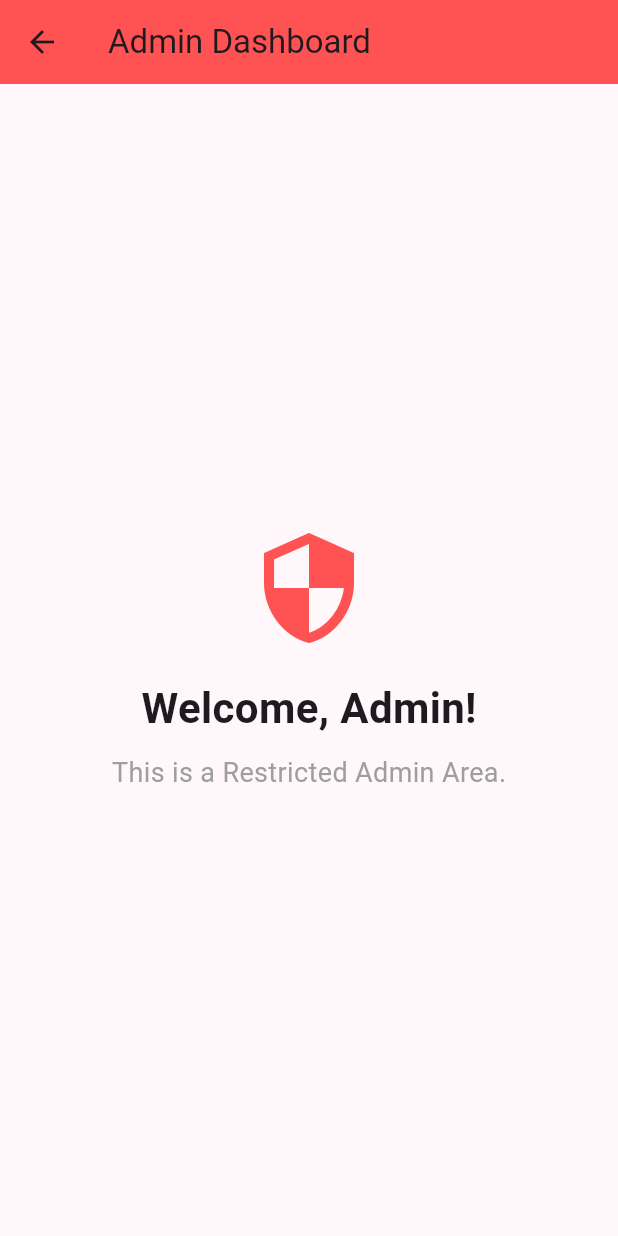
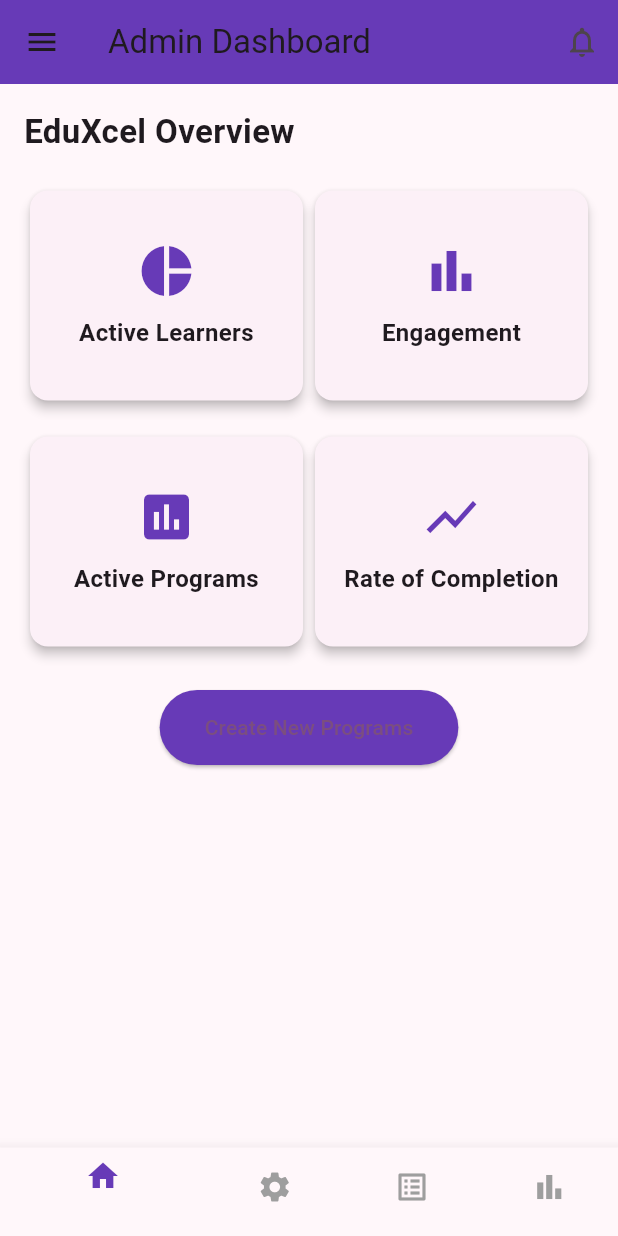
Before and after one commit to OtiliaTorgby/EduXcel, a Flutter app: the AdminPage screen opened directly, on a phone screen of 412 x 824 dp. Run offline on Flutter 3.47's test engine with Material 3 defaults, Android fonts, the phone set to English and light mode, and no system bars; our stand-ins replace cloud_firestore, device_preview, firebase_auth, firebase_core, flutter_dotenv, google_sign_in; accounts and stored records are empty.

Commit message:
Added admin dashboard

```diff
--- a/lib/admin_page.dart
+++ b/lib/admin_page.dart
@@ -1,32 +1,175 @@
-// admin_page.dart
 import 'package:flutter/material.dart';
 
-class AdminPage extends StatelessWidget {
+class AdminPage extends StatefulWidget {
   const AdminPage({super.key});
+
+  @override
+  State<AdminPage> createState() => _AdminPageState();
+}
+
+class _AdminPageState extends State<AdminPage> {
+  final GlobalKey<ScaffoldState> _scaffoldKey = GlobalKey<ScaffoldState>();
 
   @override
   Widget build(BuildContext context) {
     return Scaffold(
+      key: _scaffoldKey,
+
+      // 📍 Drawer Menu
+      drawer: Drawer(
+        child: ListView(
+          padding: EdgeInsets.zero,
+          children: [
+            const DrawerHeader(
+              decoration: BoxDecoration(color: Colors.deepPurple),
+              child: Text(
+                'Admin Menu',
+                style: TextStyle(
+                  color: Colors.white,
+                  fontSize: 22,
+                  fontWeight: FontWeight.bold,
+                ),
+              ),
+            ),
+            _buildMenuItem(Icons.dashboard, 'Dashboard'),
+            _buildMenuItem(Icons.school, 'Programs'),
+            _buildMenuItem(Icons.people, 'Learners'),
+            _buildMenuItem(Icons.announcement, 'Announcements'),
+            _buildMenuItem(Icons.settings, 'Settings'),
+          ],
+        ),
+      ),
+
+      // 📍 AppBar
       appBar: AppBar(
+        backgroundColor: Colors.deepPurple,
         title: const Text('Admin Dashboard'),
-        backgroundColor: Colors.redAccent,
+        leading: IconButton(
+          icon: const Icon(Icons.menu),
+          onPressed: () => _scaffoldKey.currentState!.openDrawer(),
+        ),
+        actions: [
+          IconButton(
+            icon: const Icon(Icons.notifications_none),
+            onPressed: () {},
+          ),
+        ],
       ),
-      body: const Center(
+
+      // 📍 Main Body
+      body: SingleChildScrollView(
+        padding: const EdgeInsets.all(16.0),
         child: Column(
-          mainAxisAlignment: MainAxisAlignment.center,
+          crossAxisAlignment: CrossAxisAlignment.start,
           children: [
-            Icon(Icons.security, size: 80, color: Colors.redAccent),
-            SizedBox(height: 20),
-            Text(
-              'Welcome, Admin!',
-              style: TextStyle(fontSize: 28, fontWeight: FontWeight.bold),
+            const Text(
+              'EduXcel Overview',
+              style: TextStyle(fontSize: 22, fontWeight: FontWeight.bold),
             ),
-            SizedBox(height: 10),
-            Text(
-              'This is a Restricted Admin Area.',
-              style: TextStyle(fontSize: 18, color: Colors.grey),
+            const SizedBox(height: 20),
+
+            // Row 1: Active Learners + Engagement
+            Row(
+              mainAxisAlignment: MainAxisAlignment.spaceBetween,
+              children: const [
+                _DashboardCard(title: 'Active Learners', icon: Icons.pie_chart),
+                _DashboardCard(title: 'Engagement', icon: Icons.bar_chart),
+              ],
+            ),
+            const SizedBox(height: 16),
+
+            // Row 2: Active Programs + Rate of Completion
+            Row(
+              mainAxisAlignment: MainAxisAlignment.spaceBetween,
+              children: const [
+                _DashboardCard(
+                  title: 'Active Programs',
+                  icon: Icons.insert_chart,
+                ),
+                _DashboardCard(
+                  title: 'Rate of Completion',
+                  icon: Icons.show_chart,
+                ),
+              ],
+            ),
+            const SizedBox(height: 25),
+
+            Center(
+              child: ElevatedButton(
+                onPressed: () {},
+                style: ElevatedButton.styleFrom(
+                  backgroundColor: Colors.deepPurple,
+                  padding: const EdgeInsets.symmetric(
+                    horizontal: 30,
+                    vertical: 15,
+                  ),
+                ),
+                child: const Text('Create New Programs'),
+              ),
             ),
           ],
+        ),
+      ),
+
+      // 📍 Bottom Navigation
+      bottomNavigationBar: BottomNavigationBar(
+        selectedItemColor: Colors.deepPurple,
+        unselectedItemColor: Colors.grey,
+        showUnselectedLabels: false,
+        items: const [
+          BottomNavigationBarItem(icon: Icon(Icons.home), label: ''),
+          BottomNavigationBarItem(icon: Icon(Icons.settings), label: ''),
+          BottomNavigationBarItem(icon: Icon(Icons.list_alt), label: ''),
+          BottomNavigationBarItem(icon: Icon(Icons.bar_chart), label: ''),
+        ],
+      ),
+    );
+  }
+
+  // 📍 Drawer Menu Item
+  ListTile _buildMenuItem(IconData icon, String title) {
+    return ListTile(
+      leading: Icon(icon, color: Colors.deepPurple),
+      title: Text(title),
+      onTap: () {
+        Navigator.pop(context);
+        // You can add route navigation here later
+      },
+    );
+  }
+}
+
+// 📍 Dashboard Card Widget
+class _DashboardCard extends StatelessWidget {
+  final String title;
+  final IconData icon;
+
+  const _DashboardCard({required this.title, required this.icon});
+
+  @override
+  Widget build(BuildContext context) {
+    return Expanded(
+      child: Card(
+        elevation: 3,
+        shape: RoundedRectangleBorder(borderRadius: BorderRadius.circular(12)),
+        child: Container(
+          height: 140,
+          padding: const EdgeInsets.all(16),
+          child: Column(
+            mainAxisAlignment: MainAxisAlignment.center,
+            children: [
+              Icon(icon, size: 40, color: Colors.deepPurple),
+              const SizedBox(height: 10),
+              Text(
+                title,
+                style: const TextStyle(
+                  fontSize: 16,
+                  fontWeight: FontWeight.w600,
+                ),
+                textAlign: TextAlign.center,
+              ),
+            ],
+          ),
         ),
       ),
     );
--- a/lib/main.dart
+++ b/lib/main.dart
@@ -13,6 +13,7 @@ import 'screens/profile_screen.dart';
 import 'screens/notifications_page.dart';
 import 'complete_profile_screen.dart';
 import 'home_page.dart';
+import 'admin_page.dart';
 
 void main() async {
   // Ensure Flutter and Firebase are initialized before the app starts
@@ -92,13 +93,17 @@ class AuthWrapper extends StatelessWidget {
 
         final user = snapshot.data;
 
-        if (user != null) {
-          // If the user is signed in, send them to the main dashboard
-          return HomePage();
+                if (user != null) {
+          // Check if the signed-in user is the admin
+          if (user.email == 'admin@eduxcel.com') {
+            return const AdminPage(); // <-- Admin route
+          } else {
+            return const HomePage(); // Normal user
+          }
         } else {
-          // If the user is NOT signed in, send them to the sign-in screen
-          return const SignInScreen();
+          return const SignInScreen(); // Not signed in
         }
+
       },
     );
   }
```
